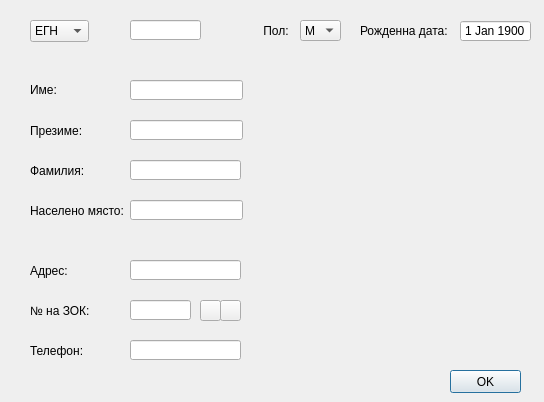
First picture: the form in src/View/PatientDialog/PatientFormDialog.ui, repository thefinalcutbg/DinoDent, before the edit.
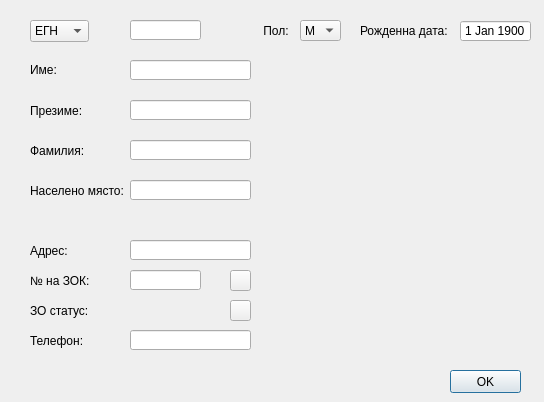
Second picture: the form after the edit. Custom widgets are drawn as their Qt base class.

The edit to the form file:
```diff
--- a/src/View/PatientDialog/PatientFormDialog.ui
+++ b/src/View/PatientDialog/PatientFormDialog.ui
@@ -58,7 +58,7 @@
    <property name="geometry">
     <rect>
      <x>30</x>
-     <y>340</y>
+     <y>330</y>
      <width>71</width>
      <height>21</height>
     </rect>
@@ -71,8 +71,8 @@
    <property name="geometry">
     <rect>
      <x>130</x>
-     <y>260</y>
-     <width>111</width>
+     <y>240</y>
+     <width>121</width>
      <height>20</height>
     </rect>
    </property>
@@ -87,8 +87,8 @@
    <property name="geometry">
     <rect>
      <x>130</x>
-     <y>340</y>
-     <width>111</width>
+     <y>330</y>
+     <width>121</width>
      <height>20</height>
     </rect>
    </property>
@@ -103,7 +103,7 @@
    <property name="geometry">
     <rect>
      <x>30</x>
-     <y>160</y>
+     <y>140</y>
      <width>61</width>
      <height>21</height>
     </rect>
@@ -116,7 +116,7 @@
    <property name="geometry">
     <rect>
      <x>30</x>
-     <y>80</y>
+     <y>60</y>
      <width>47</width>
      <height>20</height>
     </rect>
@@ -129,7 +129,7 @@
    <property name="geometry">
     <rect>
      <x>30</x>
-     <y>260</y>
+     <y>240</y>
      <width>47</width>
      <height>21</height>
     </rect>
@@ -142,8 +142,8 @@
    <property name="geometry">
     <rect>
      <x>130</x>
-     <y>200</y>
-     <width>113</width>
+     <y>180</y>
+     <width>121</width>
      <height>20</height>
     </rect>
    </property>
@@ -155,8 +155,8 @@
    <property name="geometry">
     <rect>
      <x>130</x>
-     <y>300</y>
-     <width>61</width>
+     <y>270</y>
+     <width>71</width>
      <height>20</height>
     </rect>
    </property>
@@ -210,8 +210,8 @@
    <property name="geometry">
     <rect>
      <x>130</x>
-     <y>80</y>
-     <width>113</width>
+     <y>60</y>
+     <width>121</width>
      <height>20</height>
     </rect>
    </property>
@@ -223,7 +223,7 @@
    <property name="geometry">
     <rect>
      <x>30</x>
-     <y>200</y>
+     <y>180</y>
      <width>101</width>
      <height>21</height>
     </rect>
@@ -315,7 +315,7 @@
    <property name="geometry">
     <rect>
      <x>30</x>
-     <y>120</y>
+     <y>100</y>
      <width>61</width>
      <height>21</height>
     </rect>
@@ -328,8 +328,8 @@
    <property name="geometry">
     <rect>
      <x>130</x>
-     <y>160</y>
-     <width>111</width>
+     <y>140</y>
+     <width>121</width>
      <height>20</height>
     </rect>
    </property>
@@ -341,7 +341,7 @@
    <property name="geometry">
     <rect>
      <x>30</x>
-     <y>300</y>
+     <y>270</y>
      <width>71</width>
      <height>21</height>
     </rect>
@@ -354,8 +354,8 @@
    <property name="geometry">
     <rect>
      <x>130</x>
-     <y>120</y>
-     <width>113</width>
+     <y>100</y>
+     <width>121</width>
      <height>20</height>
     </rect>
    </property>
@@ -367,7 +367,7 @@
    <property name="geometry">
     <rect>
      <x>130</x>
-     <y>230</y>
+     <y>210</y>
      <width>271</width>
      <height>21</height>
     </rect>
@@ -395,8 +395,8 @@
   <widget class="QPushButton" name="hirbnoButton">
    <property name="geometry">
     <rect>
-     <x>200</x>
-     <y>300</y>
+     <x>230</x>
+     <y>270</y>
      <width>21</width>
      <height>21</height>
     </rect>
@@ -408,9 +408,9 @@
   <widget class="QLabel" name="insuredLabel">
    <property name="geometry">
     <rect>
-     <x>310</x>
-     <y>50</y>
-     <width>221</width>
+     <x>130</x>
+     <y>300</y>
+     <width>91</width>
      <height>20</height>
     </rect>
    </property>
@@ -418,13 +418,13 @@
     <string/>
    </property>
    <property name="alignment">
-    <set>Qt::AlignRight|Qt::AlignTrailing|Qt::AlignVCenter</set>
+    <set>Qt::AlignLeading|Qt::AlignLeft|Qt::AlignVCenter</set>
    </property>
   </widget>
   <widget class="QPushButton" name="nraButton">
    <property name="geometry">
     <rect>
-     <x>220</x>
+     <x>230</x>
      <y>300</y>
      <width>21</width>
      <height>21</height>
@@ -434,6 +434,19 @@
     <string/>
    </property>
   </widget>
+  <widget class="QLabel" name="label_10">
+   <property name="geometry">
+    <rect>
+     <x>30</x>
+     <y>300</y>
+     <width>71</width>
+     <height>21</height>
+    </rect>
+   </property>
+   <property name="text">
+    <string>ЗО статус:</string>
+   </property>
+  </widget>
  </widget>
  <layoutdefault spacing="6" margin="11"/>
  <customwidgets>
```
